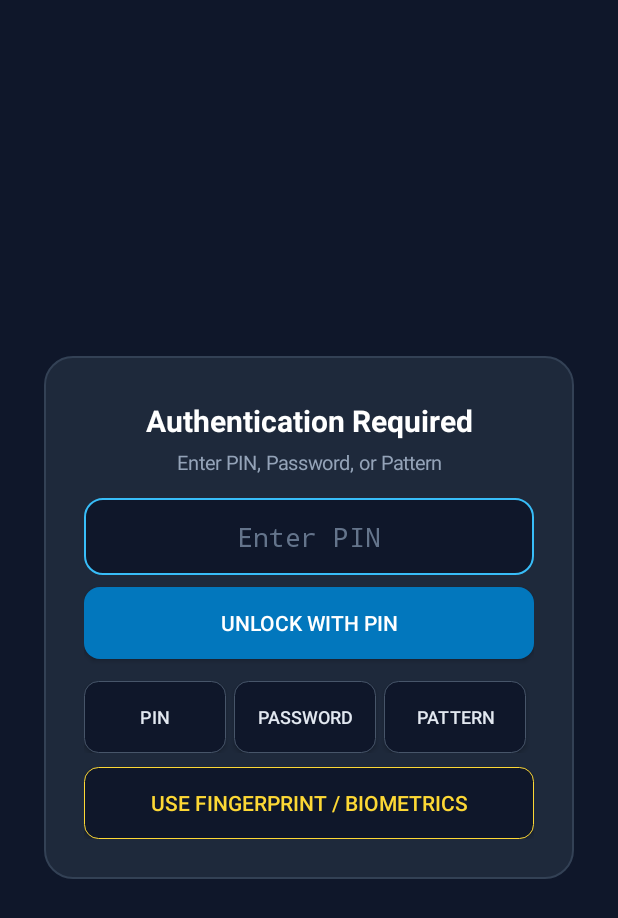
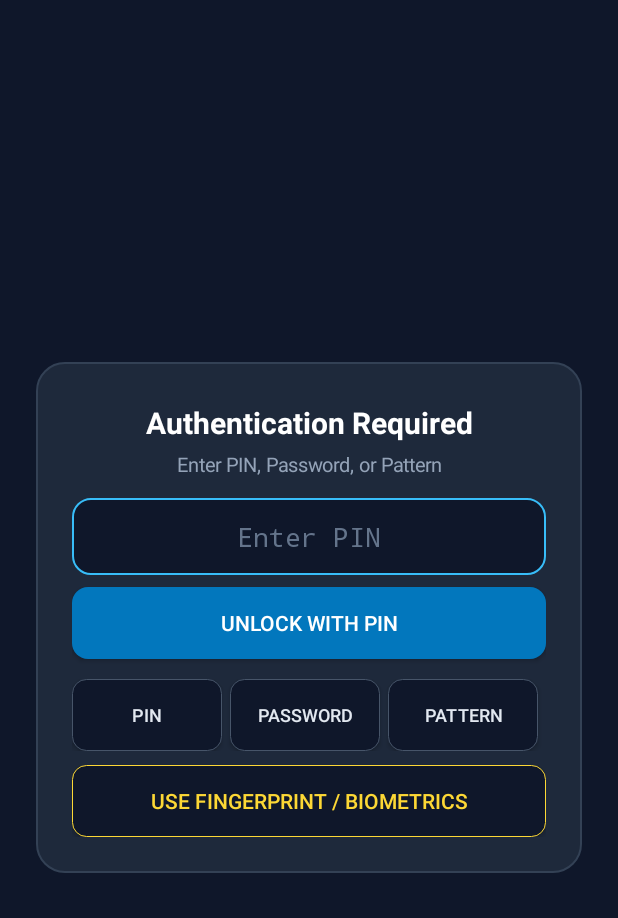
Before and after one commit to himanshusingh372/HSApplock, an Android app: the LockActivity screen opened directly, with no data from a screen before it, on a phone screen of 412 x 824 dp. Shown: the top 918 px of the screen. Run offline under Robolectric (Android 15) with nearby library versions, the phone set to English and light mode, and no system bars.

Commit message:
Update LockActivity.kt

```diff
--- a/app/src/main/java/com/local/offlinelocker/LockActivity.kt
+++ b/app/src/main/java/com/local/offlinelocker/LockActivity.kt
@@ -38,12 +38,11 @@ class LockActivity : FragmentActivity() {
         targetPackage = intent.getStringExtra("TARGET_PACKAGE") ?: ""
         val isFakeCrash = intent.getBooleanExtra("FAKE_CRASH", false)
 
-        // Centered outer container so the lock box sits in the middle of the screen
         val outerContainer = LinearLayout(this).apply {
             orientation = LinearLayout.VERTICAL
             gravity = Gravity.CENTER
             setBackgroundColor(Color.parseColor("#0F172A"))
-            setPadding(44, 44, 44, 44)
+            setPadding(36, 36, 36, 36)
         }
 
         val centerCard = LinearLayout(this).apply {
@@ -54,7 +53,7 @@ class LockActivity : FragmentActivity() {
                 cornerRadius = 28.0f
                 setStroke(2, Color.parseColor("#334155"))
             }
-            setPadding(40, 44, 40, 40)
+            setPadding(36, 40, 36, 36)
             layoutParams = LinearLayout.LayoutParams(
                 LinearLayout.LayoutParams.MATCH_PARENT,
                 LinearLayout.LayoutParams.WRAP_CONTENT
@@ -64,7 +63,7 @@ class LockActivity : FragmentActivity() {
         val titleView = TextView(this).apply {
             text = when (targetPackage) {
                 "SELF_APP_LOCK" -> "Unlock HS AppLock"
-                "DISABLE_ANTI_UNINSTALL" -> "Uninstall Protection"
+                "DISABLE_ANTI_UNINSTALL", "UNINSTALL_ALL" -> "Uninstall Protection"
                 "APP_INFO_ALL" -> "App Info Locked"
                 else -> "Authentication Required"
             }
@@ -80,7 +79,7 @@ class LockActivity : FragmentActivity() {
             textSize = 13.0f
             setTextColor(Color.parseColor("#94A3B8"))
             gravity = Gravity.CENTER
-            setPadding(0, 0, 0, 22)
+            setPadding(0, 0, 0, 20)
         }
 
         pinInput = EditText(this).apply {
@@ -155,15 +154,16 @@ class LockActivity : FragmentActivity() {
             setOnClickListener { verifyPassword(passInput.text.toString()) }
         }
 
-        // Single-hand sized 210dp pattern grid dead-center in the lock card
-        val patternSizePx = (resources.displayMetrics.density * 210).toInt()
+        // Large 300dp pattern grid centered in the lock card
+        val screenWidth = resources.displayMetrics.widthPixels
+        val patternSizePx = minOf((resources.displayMetrics.density * 300).toInt(), (screenWidth * 0.78).toInt())
         patternView = PatternLockView(this).apply {
-            compactMode = true
+            compactMode = false
             visibility = View.GONE
             layoutParams = LinearLayout.LayoutParams(patternSizePx, patternSizePx).apply {
                 gravity = Gravity.CENTER
-                topMargin = 8
-                bottomMargin = 8
+                topMargin = 10
+                bottomMargin = 10
             }
             onPatternComplete = { drawn ->
                 if (storage.verifyCredential(LockStorage.AuthType.PATTERN, drawn)) {
@@ -181,7 +181,7 @@ class LockActivity : FragmentActivity() {
             layoutParams = LinearLayout.LayoutParams(
                 LinearLayout.LayoutParams.MATCH_PARENT,
                 LinearLayout.LayoutParams.WRAP_CONTENT
-            ).apply { topMargin = 22 }
+            ).apply { topMargin = 20 }
         }
 
         fun makeModeBtn(label: String, onClick: () -> Unit): Button {
@@ -238,7 +238,10 @@ class LockActivity : FragmentActivity() {
             showFakeCrashDialog()
         } else {
             showPinMode()
-            if (storage.isFingerprintEnabled && targetPackage != "DISABLE_ANTI_UNINSTALL") {
+            if (storage.isFingerprintEnabled &&
+                targetPackage != "DISABLE_ANTI_UNINSTALL" &&
+                targetPackage != "UNINSTALL_ALL"
+            ) {
                 launchBiometricPrompt()
             }
         }
@@ -253,18 +256,28 @@ class LockActivity : FragmentActivity() {
             "App"
         }
 
-        AlertDialog.Builder(this)
+        val dialog = AlertDialog.Builder(this)
             .setTitle("$appLabel keeps stopping")
             .setMessage("App info or close app")
             .setCancelable(false)
             .setPositiveButton("Close app") { _, _ ->
                 goHomeAndFinish()
             }
-            .setNeutralButton("Unlock") { _, _ ->
-                showPinMode()
-                if (storage.isFingerprintEnabled) launchBiometricPrompt()
+            .setNeutralButton("App info") { _, _ ->
+                // Normal tap behaves like a standard crash dialog and closes the app
+                goHomeAndFinish()
             }
-            .show()
+            .create()
+
+        dialog.show()
+
+        // Secret trigger: Hold (long-press) "App info" button to reveal the unlock screen
+        dialog.getButton(AlertDialog.BUTTON_NEUTRAL)?.setOnLongClickListener {
+            dialog.dismiss()
+            showPinMode()
+            if (storage.isFingerprintEnabled) launchBiometricPrompt()
+            true
+        }
     }
 
     private fun goHomeAndFinish() {
@@ -359,7 +372,7 @@ class LockActivity : FragmentActivity() {
             return
         }
 
-        // Mark current foreground session unlocked; AppMonitorService clears it immediately upon Recents/Home/Exit
+        // Marks UNINSTALL_ALL / APP_INFO_ALL / SETTINGS_ALL / APP_* unlocked for this active foreground session
         if (targetPackage.isNotEmpty()) {
             storage.markAppUnlocked(targetPackage)
         }
```
